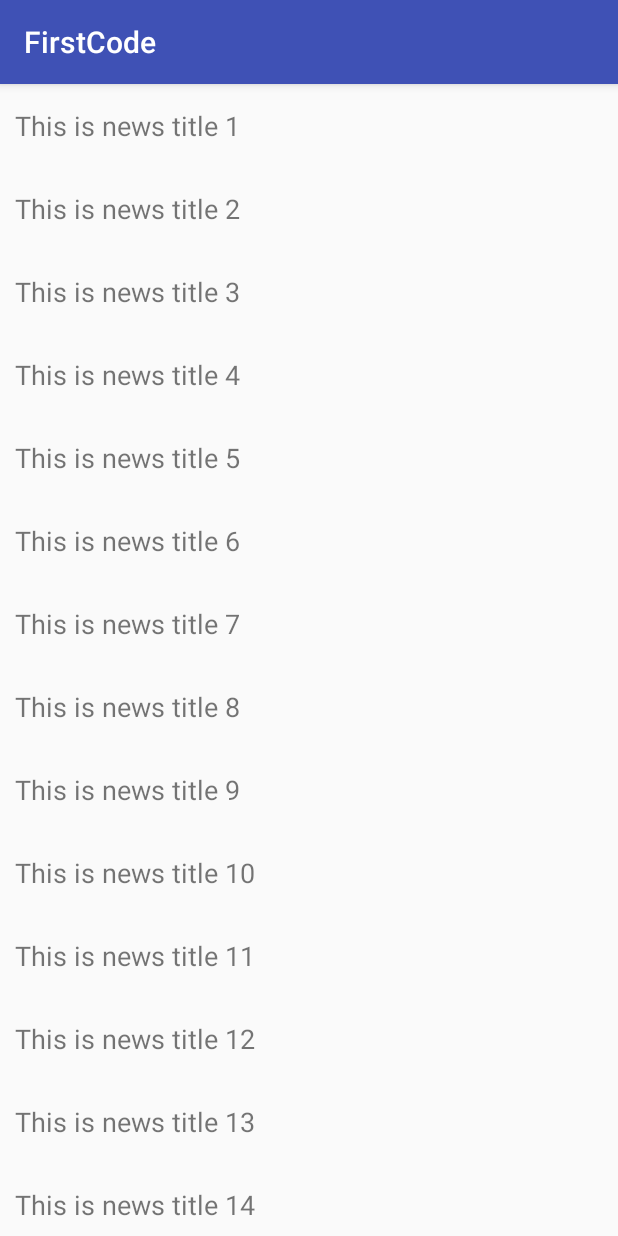
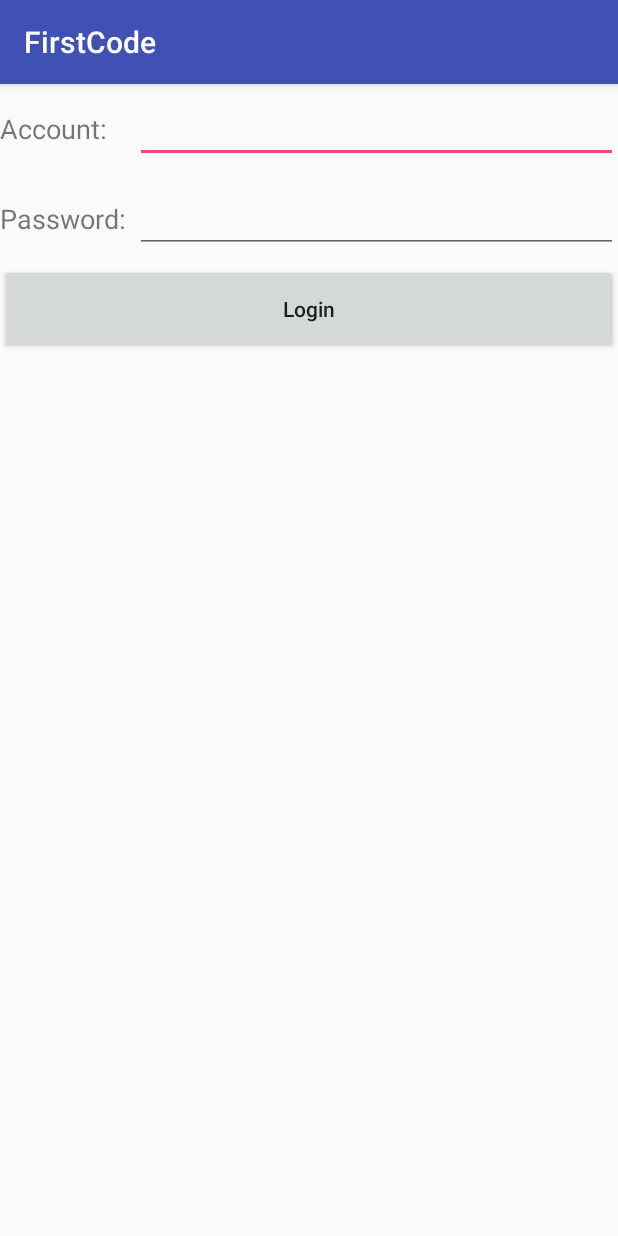
Before and after one commit to liushuiwushuang/blog, an Android app: the screen it shows after launch (NewsMainActivity before the commit, LoginActivity after it), on a phone screen of 412 x 824 dp. Run offline under Robolectric (Android 15) with nearby library versions, the phone set to English and light mode, and no system bars.

Commit message:
broadcast best practice

```diff
--- /dev/null
+++ b/app/src/main/java/cn/magic/rain/com/firstcode/activity/broadcast/LoginActivity.java
@@ -0,0 +1,42 @@
+package cn.magic.rain.com.firstcode.activity.broadcast;
+
+import android.content.Intent;
+import android.support.v7.app.AppCompatActivity;
+import android.os.Bundle;
+import android.view.View;
+import android.widget.Button;
+import android.widget.EditText;
+import android.widget.Toast;
+
+import cn.magic.rain.com.firstcode.R;
+
+public class LoginActivity extends AppCompatActivity {
+
+    private EditText accountEdit;
+
+    private EditText passwordEdit;
+
+    @Override
+    protected void onCreate(Bundle savedInstanceState) {
+        super.onCreate(savedInstanceState);
+        setContentView(R.layout.activity_login);
+
+        accountEdit = (EditText) findViewById(R.id.account);
+        passwordEdit = (EditText) findViewById(R.id.password);
+        Button loginButton = (Button) findViewById(R.id.login);
+        loginButton.setOnClickListener(new View.OnClickListener() {
+            @Override
+            public void onClick(View v) {
+                String account = accountEdit.getText().toString();
+                String password = passwordEdit.getText().toString();
+                if (account.equals("admin") && password.equals("123456")) {
+                    Intent intent = new Intent(LoginActivity.this, BroadCastPerfectActivity.class);
+                    startActivity(intent);
+                    finish();
+                } else {
+                    Toast.makeText(LoginActivity.this, "account or password is invalid", Toast.LENGTH_SHORT).show();
+                }
+            }
+        });
+    }
+}
--- /dev/null
+++ b/app/src/main/res/layout/activity_login.xml
@@ -0,0 +1,63 @@
+<?xml version="1.0" encoding="utf-8"?>
+<LinearLayout xmlns:android="http://schemas.android.com/apk/res/android"
+    xmlns:tools="http://schemas.android.com/tools"
+    android:layout_width="match_parent"
+    android:layout_height="match_parent"
+    android:orientation="vertical"
+    tools:context="cn.magic.rain.com.firstcode.activity.broadcast.LoginActivity">
+
+    <LinearLayout
+        android:orientation="horizontal"
+        android:layout_width="match_parent"
+        android:layout_height="60dp">
+
+        <TextView
+            android:layout_width="90dp"
+            android:layout_height="wrap_content"
+            android:layout_gravity="center_vertical"
+            android:textSize="18sp"
+            android:text="@string/account"
+            />
+
+        <EditText
+            android:id="@+id/account"
+            android:layout_width="0dp"
+            android:layout_height="wrap_content"
+            android:layout_weight="1"
+            android:layout_gravity="center_vertical"
+            />
+
+    </LinearLayout>
+
+    <LinearLayout
+        android:orientation="horizontal"
+        android:layout_width="match_parent"
+        android:layout_height="60dp">
+
+        <TextView
+            android:layout_width="90dp"
+            android:layout_height="wrap_content"
+            android:layout_gravity="center_vertical"
+            android:textSize="18sp"
+            android:text="@string/password"
+            />
+
+        <EditText
+            android:id="@+id/password"
+            android:layout_width="0dp"
+            android:layout_height="wrap_content"
+            android:layout_weight="1"
+            android:layout_gravity="center_vertical"
+            android:inputType="textPassword"
+            />
+
+    </LinearLayout>
+
+    <Button
+        android:id="@+id/login"
+        android:layout_width="match_parent"
+        android:layout_height="60dp"
+        android:text="@string/login"
+        android:textAllCaps="false"
+        />
+</LinearLayout>
--- a/app/src/main/res/values/strings.xml
+++ b/app/src/main/res/values/strings.xml
@@ -13,4 +13,10 @@
 
     <string name="type_something_here">Type something here</string>
     <string name="send">Send</string>
+
+    <string name="account">Account:</string>
+    <string name="password">Password:</string>
+    <string name="text_password">textPassword</string>
+    <string name="login">Login</string>
+    <string name="send_force_offline_broadcast">Send force offline broadcast</string>
 </resources>
```
Also changed, not shown: app/src/main/AndroidManifest.xml (+5 -3 lines), app/src/main/java/cn/magic/rain/com/firstcode/activity/BaseActivity.java (added, +73 -0 lines), app/src/main/java/cn/magic/rain/com/firstcode/activity/broadcast/BroadCastPerfectActivity.java (added, +27 -0 lines), app/src/main/java/cn/magic/rain/com/firstcode/utils/ActivityCollector.java (added, +32 -0 lines), app/src/main/res/layout/activity_broad_cast_perfect.xml (added, +16 -0 lines).
